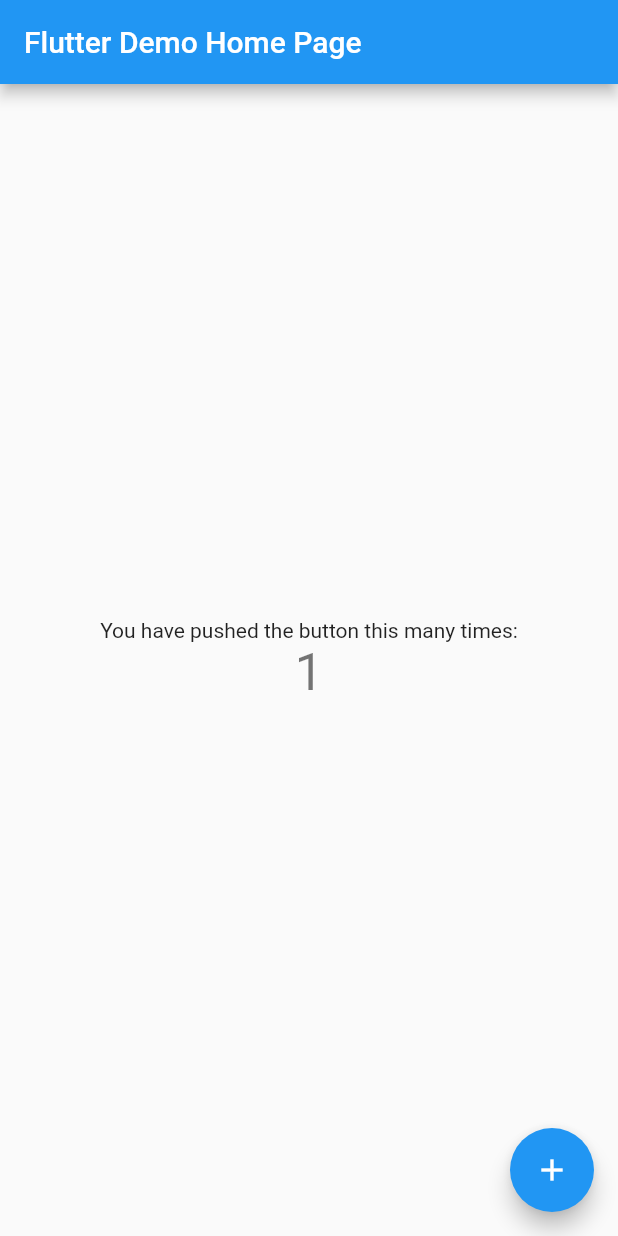
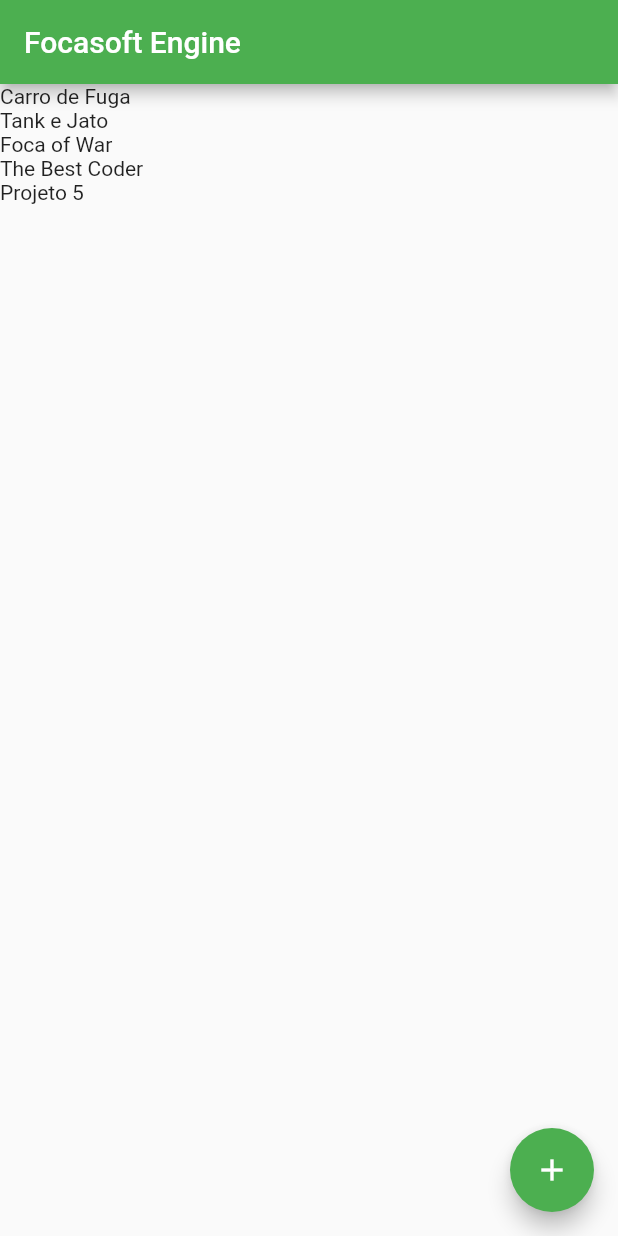
Before and after one commit to FocaEnterprises/FocasoftEngine, a Flutter app: the screen it shows after launch, after a tap on the "add" icon, on a phone screen of 412 x 824 dp. Run offline on Flutter 3.47's test engine with Material 2 defaults, Android fonts, the phone set to English and light mode, and no system bars.

Commit message:
Simple project list

```diff
--- a/lib/main.dart
+++ b/lib/main.dart
@@ -1,113 +1,83 @@
 import 'package:flutter/material.dart';
+import 'package:focasoft/models/project_item.dart';
 
 void main() {
-  runApp(MyApp());
+  runApp(App());
 }
 
-class MyApp extends StatelessWidget {
-  // This widget is the root of your application.
+class App extends StatelessWidget {
   @override
   Widget build(BuildContext context) {
     return MaterialApp(
-      title: 'Flutter Demo',
+      debugShowCheckedModeBanner: false,
+      title: 'Focasoft Engine',
       theme: ThemeData(
-        // This is the theme of your application.
-        //
-        // Try running your application with "flutter run". You'll see the
-        // application has a blue toolbar. Then, without quitting the app, try
-        // changing the primarySwatch below to Colors.green and then invoke
-        // "hot reload" (press "r" in the console where you ran "flutter run",
-        // or simply save your changes to "hot reload" in a Flutter IDE).
-        // Notice that the counter didn't reset back to zero; the application
-        // is not restarted.
-        primarySwatch: Colors.blue,
+        primarySwatch: Colors.green,
       ),
-      home: MyHomePage(title: 'Flutter Demo Home Page'),
+      home: HomePage(),
     );
   }
 }
 
-class MyHomePage extends StatefulWidget {
-  MyHomePage({Key key, this.title}) : super(key: key);
+class HomePage extends StatefulWidget {
+  List<ProjectItem> projectList = List<ProjectItem>.empty();
 
-  // This widget is the home page of your application. It is stateful, meaning
-  // that it has a State object (defined below) that contains fields that affect
-  // how it looks.
+  int currentId = 4;
 
-  // This class is the configuration for the state. It holds the values (in this
-  // case the title) provided by the parent (in this case the App widget) and
-  // used by the build method of the State. Fields in a Widget subclass are
-  // always marked "final".
+  _addIncrement() {
+    currentId++;
 
-  final String title;
+    projectList.add(ProjectItem(
+        id: "p$currentId",
+        name: "Projeto $currentId",
+        description: "Jogo número $currentId"));
+  }
 
-  @override
-  _MyHomePageState createState() => _MyHomePageState();
-}
+  HomePage() {
+    projectList = [];
 
-class _MyHomePageState extends State<MyHomePage> {
-  int _counter = 0;
+    projectList.add(ProjectItem(
+        id: "p1", name: "Carro de Fuga", description: "Vamos fugir!"));
 
-  void _incrementCounter() {
-    setState(() {
-      // This call to setState tells the Flutter framework that something has
-      // changed in this State, which causes it to rerun the build method below
-      // so that the display can reflect the updated values. If we changed
-      // _counter without calling setState(), then the build method would not be
-      // called again, and so nothing would appear to happen.
-      _counter++;
-    });
+    projectList.add(ProjectItem(
+        id: "p2",
+        name: "Tank e Jato",
+        description: "A game about tanks and jatos!"));
+
+    projectList.add(ProjectItem(
+        id: "p3",
+        name: "Foca of War",
+        description: "A game about focas and wars!"));
+
+    projectList.add(ProjectItem(
+        id: "p4",
+        name: "The Best Coder",
+        description: "A super programmer man!"));
   }
 
   @override
+  _HomePageState createState() => _HomePageState();
+}
+
+class _HomePageState extends State<HomePage> {
+  @override
   Widget build(BuildContext context) {
-    // This method is rerun every time setState is called, for instance as done
-    // by the _incrementCounter method above.
-    //
-    // The Flutter framework has been optimized to make rerunning build methods
-    // fast, so that you can just rebuild anything that needs updating rather
-    // than having to individually change instances of widgets.
     return Scaffold(
       appBar: AppBar(
-        // Here we take the value from the MyHomePage object that was created by
-        // the App.build method, and use it to set our appbar title.
-        title: Text(widget.title),
+        title: Text('Focasoft Engine'),
       ),
-      body: Center(
-        // Center is a layout widget. It takes a single child and positions it
-        // in the middle of the parent.
-        child: Column(
-          // Column is also a layout widget. It takes a list of children and
-          // arranges them vertically. By default, it sizes itself to fit its
-          // children horizontally, and tries to be as tall as its parent.
-          //
-          // Invoke "debug painting" (press "p" in the console, choose the
-          // "Toggle Debug Paint" action from the Flutter Inspector in Android
-          // Studio, or the "Toggle Debug Paint" command in Visual Studio Code)
-          // to see the wireframe for each widget.
-          //
-          // Column has various properties to control how it sizes itself and
-          // how it positions its children. Here we use mainAxisAlignment to
-          // center the children vertically; the main axis here is the vertical
-          // axis because Columns are vertical (the cross axis would be
-          // horizontal).
-          mainAxisAlignment: MainAxisAlignment.center,
-          children: <Widget>[
-            Text(
-              'You have pushed the button this many times:',
-            ),
-            Text(
-              '$_counter',
-              style: Theme.of(context).textTheme.headline4,
-            ),
-          ],
-        ),
+      body: ListView.builder(
+        itemCount: widget.projectList.length,
+        itemBuilder: (BuildContext ctx, int index) {
+          final projectItem = widget.projectList[index];
+
+          return Text(projectItem.name);
+        },
       ),
       floatingActionButton: FloatingActionButton(
-        onPressed: _incrementCounter,
-        tooltip: 'Increment',
-        child: Icon(Icons.add),
-      ), // This trailing comma makes auto-formatting nicer for build methods.
+          onPressed: () => setState(() => widget._addIncrement()),
+          child: Icon(Icons.add),
+          backgroundColor: Colors.green),
     );
   }
 }
--- /dev/null
+++ b/lib/models/project_item.dart
@@ -0,0 +1,23 @@
+class ProjectItem {
+  String description;
+  String name;
+  String id;
+
+  ProjectItem.fromJson(Map<String, dynamic> json) {
+    this.description = json['description'];
+    this.name = json['name'];
+    this.id = json['id'];
+  }
+
+  Map<String, dynamic> toJson() {
+    final Map<String, dynamic> data = new Map<String, dynamic>();
+
+    data['description'] = this.description;
+    data['name'] = this.name;
+    data['id'] = this.id;
+
+    return data;
+  }
+
+  ProjectItem({this.id, this.name, this.description});
+}
```
Also changed, not shown: 1 other file.
